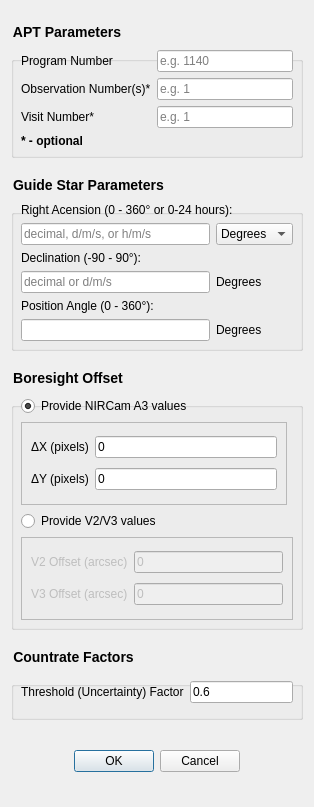
spacetelescope/jwst_magic, file jwst_magic/segment_guiding/segmentOverrideFileDialog.ui: the form before one commit.
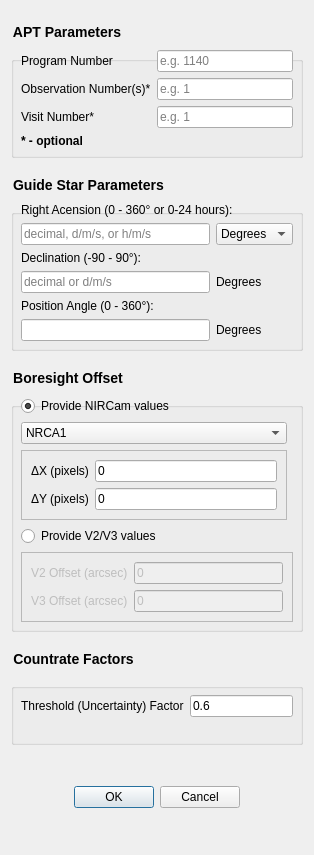
The form after the commit.

Commit message: Add detector option for NIRCam

What changed in the file:
```diff
--- a/jwst_magic/segment_guiding/segmentOverrideFileDialog.ui
+++ b/jwst_magic/segment_guiding/segmentOverrideFileDialog.ui
@@ -7,7 +7,7 @@
     <x>0</x>
     <y>0</y>
     <width>314</width>
-    <height>807</height>
+    <height>855</height>
    </rect>
   </property>
   <property name="windowTitle">
@@ -268,7 +268,7 @@
       <string>Boresight Offset</string>
      </property>
      <layout class="QGridLayout" name="gridLayout_3">
-      <item row="2" column="0" colspan="2">
+      <item row="3" column="0" colspan="2">
        <widget class="QRadioButton" name="radioButton_boresightV2V3">
         <property name="text">
          <string>Provide V2/V3 values</string>
@@ -281,7 +281,7 @@
       <item row="0" column="0">
        <widget class="QRadioButton" name="radioButton_boresightNIRCam">
         <property name="text">
-         <string>Provide NIRCam A3 values</string>
+         <string>Provide NIRCam values</string>
         </property>
         <property name="checked">
          <bool>true</bool>
@@ -291,7 +291,53 @@
         </attribute>
        </widget>
       </item>
-      <item row="3" column="0" colspan="2">
+      <item row="2" column="0">
+       <widget class="QFrame" name="frame_2">
+        <property name="minimumSize">
+         <size>
+          <width>0</width>
+          <height>40</height>
+         </size>
+        </property>
+        <property name="frameShape">
+         <enum>QFrame::StyledPanel</enum>
+        </property>
+        <property name="frameShadow">
+         <enum>QFrame::Raised</enum>
+        </property>
+        <layout class="QGridLayout" name="gridLayout_6">
+         <item row="0" column="1">
+          <widget class="QLineEdit" name="lineEdit_boresightX">
+           <property name="text">
+            <string>0</string>
+           </property>
+          </widget>
+         </item>
+         <item row="0" column="0">
+          <widget class="QLabel" name="label_10">
+           <property name="text">
+            <string>ΔX (pixels)</string>
+           </property>
+          </widget>
+         </item>
+         <item row="1" column="0">
+          <widget class="QLabel" name="label_11">
+           <property name="text">
+            <string>ΔY (pixels)</string>
+           </property>
+          </widget>
+         </item>
+         <item row="1" column="1">
+          <widget class="QLineEdit" name="lineEdit_boresightY">
+           <property name="text">
+            <string>0</string>
+           </property>
+          </widget>
+         </item>
+        </layout>
+       </widget>
+      </item>
+      <item row="4" column="0" colspan="2">
        <widget class="QFrame" name="frame">
         <property name="enabled">
          <bool>false</bool>
@@ -365,49 +411,57 @@
        </widget>
       </item>
       <item row="1" column="0">
-       <widget class="QFrame" name="frame_2">
-        <property name="minimumSize">
-         <size>
-          <width>0</width>
-          <height>40</height>
-         </size>
-        </property>
-        <property name="frameShape">
-         <enum>QFrame::StyledPanel</enum>
-        </property>
-        <property name="frameShadow">
-         <enum>QFrame::Raised</enum>
-        </property>
-        <layout class="QGridLayout" name="gridLayout_6">
-         <item row="0" column="1">
-          <widget class="QLineEdit" name="lineEdit_boresightX">
+       <widget class="QComboBox" name="comboBox_detector">
+        <item>
+         <property name="text">
+          <string>NRCA1</string>
+         </property>
+        </item>
+        <item>
+         <property name="text">
+          <string>NRCA2</string>
+         </property>
+        </item>
+        <item>
+         <property name="text">
+          <string>NRCA3</string>
+         </property>
+        </item>
+        <item>
            <property name="text">
-            <string>0</string>
-           </property>
-          </widget>
-         </item>
-         <item row="0" column="0">
-          <widget class="QLabel" name="label_10">
+          <string>NRCA4</string>
+         </property>
+        </item>
+        <item>
            <property name="text">
-            <string>ΔX (pixels)</string>
-           </property>
-          </widget>
-         </item>
-         <item row="1" column="0">
-          <widget class="QLabel" name="label_11">
+          <string>NRCA5</string>
+         </property>
+        </item>
+        <item>
            <property name="text">
-            <string>ΔY (pixels)</string>
-           </property>
-          </widget>
-         </item>
-         <item row="1" column="1">
-          <widget class="QLineEdit" name="lineEdit_boresightY">
+          <string>NRCB1</string>
+         </property>
+        </item>
+        <item>
            <property name="text">
-            <string>0</string>
-           </property>
-          </widget>
-         </item>
-        </layout>
+          <string>NRCB2</string>
+         </property>
+        </item>
+        <item>
+         <property name="text">
+          <string>NRCB3</string>
+         </property>
+        </item>
+        <item>
+         <property name="text">
+          <string>NRCB4</string>
+         </property>
+        </item>
+        <item>
+         <property name="text">
+          <string>NRCB5</string>
+         </property>
+        </item>
        </widget>
       </item>
      </layout>
```
Lines whose indentation alone changed are shown as unchanged. The commit also changes 2 other files.
